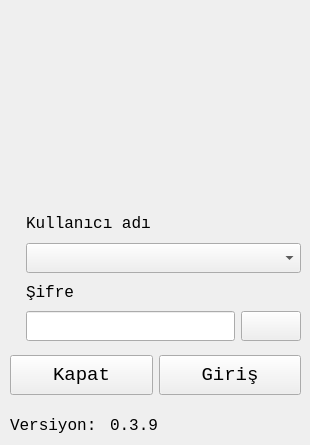
First picture: the form in loginform.ui, repository mamoo81/bhss, before the edit.
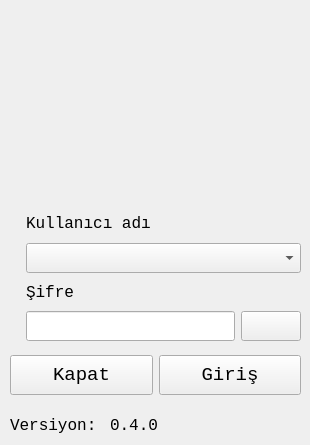
Second picture: the form after the edit. Icons and pictures are not drawn.

Patch:
```diff
--- a/loginform.ui
+++ b/loginform.ui
@@ -141,7 +141,7 @@
      </rect>
     </property>
     <property name="text">
-     <string>0.3.9</string>
+     <string>0.4.0</string>
     </property>
    </widget>
    <widget class="QLabel" name="label_4">
```
